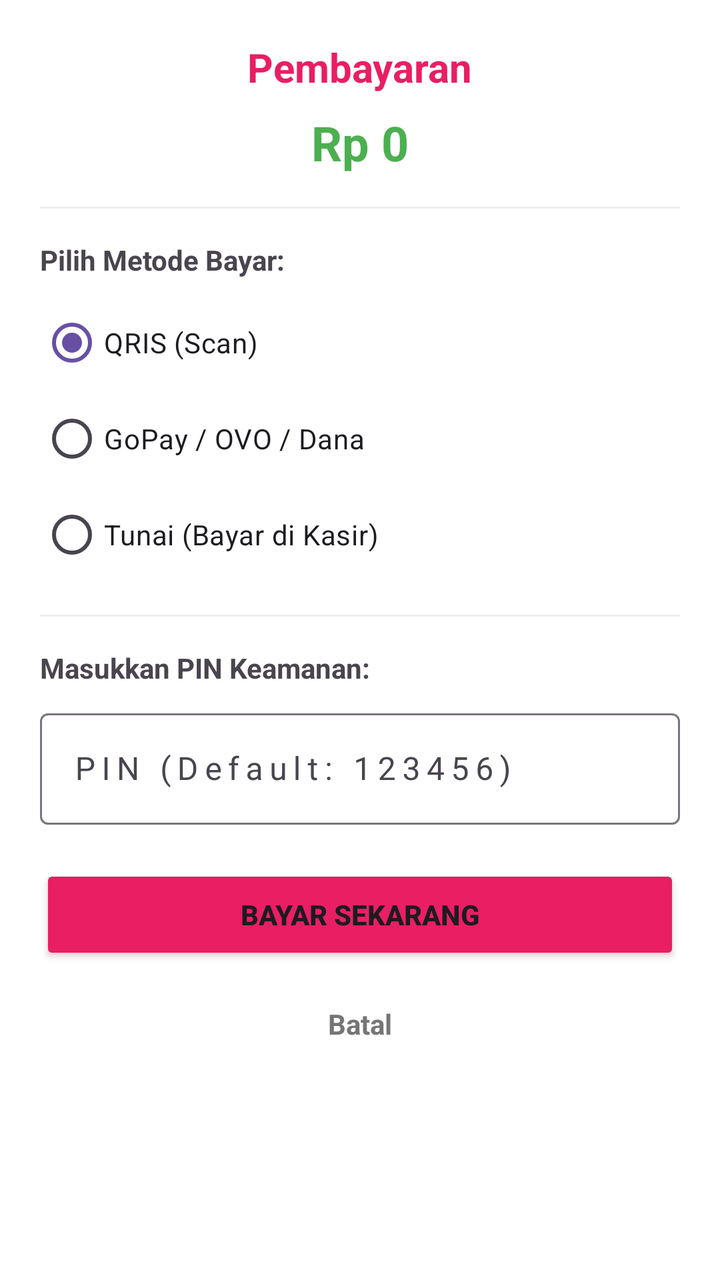
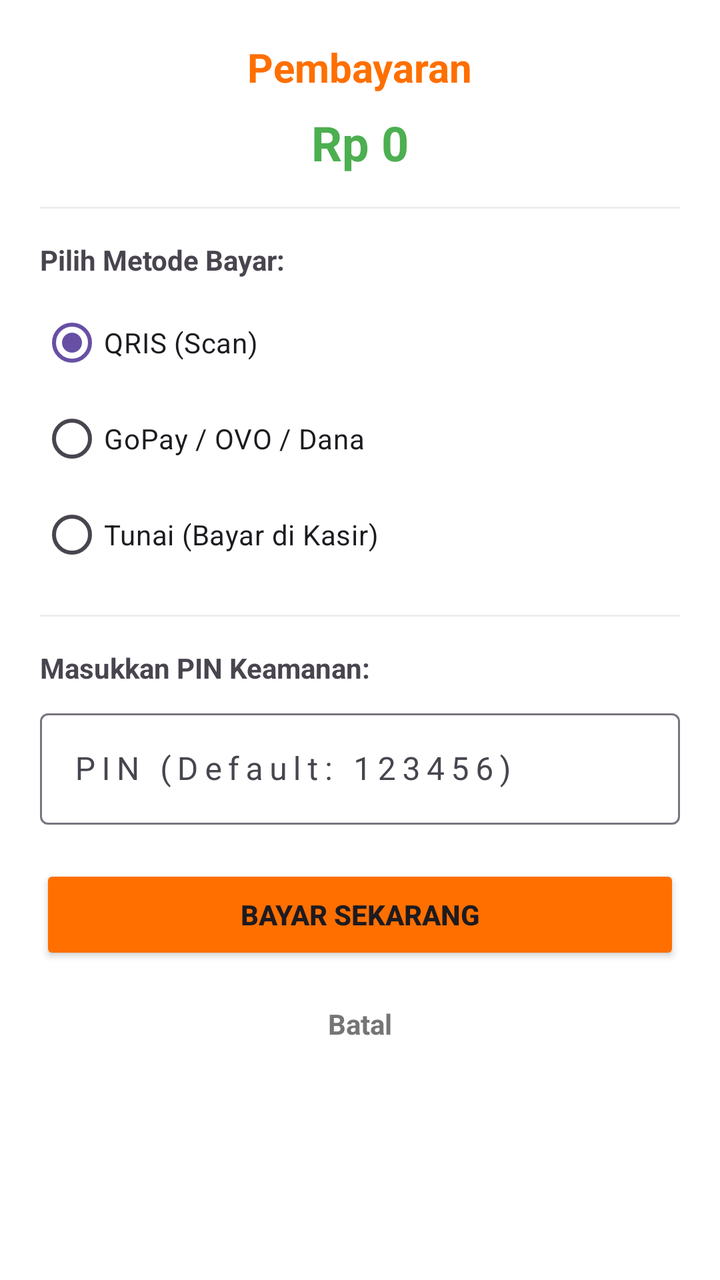

Screens rendered from an Android XML layout before and after an edit, with the pre-edit source and the edit as a unified diff.
<!-- AndroidManifest.xml: application theme Theme.PesanAja -->
<!-- res/layout/payment.xml -->
<?xml version="1.0" encoding="utf-8"?>
<LinearLayout xmlns:android="http://schemas.android.com/apk/res/android"
    android:layout_width="320dp"
    android:layout_height="wrap_content"
    android:background="#FFFFFF"
    android:orientation="vertical"
    android:padding="20dp">

    <TextView
        android:layout_width="wrap_content"
        android:layout_height="wrap_content"
        android:layout_gravity="center"
        android:text="Pembayaran"
        android:textColor="#E91E63"
        android:textSize="20sp"
        android:textStyle="bold" />

    <TextView
        android:id="@+id/tvTotalBayarDialog"
        android:layout_width="wrap_content"
        android:layout_height="wrap_content"
        android:layout_gravity="center"
        android:layout_marginTop="8dp"
        android:text="Rp 0"
        android:textColor="#4CAF50"
        android:textSize="24sp"
        android:textStyle="bold" />

    <View
        android:layout_width="match_parent"
        android:layout_height="1dp"
        android:layout_marginVertical="16dp"
        android:background="#EEEEEE" />

    <TextView
        android:layout_width="wrap_content"
        android:layout_height="wrap_content"
        android:text="Pilih Metode Bayar:"
        android:textStyle="bold"
        android:layout_marginBottom="8dp"/>

    <RadioGroup
        android:id="@+id/rgPaymentMethod"
        android:layout_width="match_parent"
        android:layout_height="wrap_content">

        <RadioButton
            android:id="@+id/rbQris"
            android:layout_width="match_parent"
            android:layout_height="wrap_content"
            android:text="QRIS (Scan)"
            android:checked="true"/>

        <RadioButton
            android:id="@+id/rbGopay"
            android:layout_width="match_parent"
            android:layout_height="wrap_content"
            android:text="GoPay / OVO / Dana"/>

        <RadioButton
            android:id="@+id/rbTunai"
            android:layout_width="match_parent"
            android:layout_height="wrap_content"
            android:text="Tunai (Bayar di Kasir)"/>
    </RadioGroup>

    <View
        android:layout_width="match_parent"
        android:layout_height="1dp"
        android:layout_marginVertical="16dp"
        android:background="#EEEEEE" />

    <TextView
        android:layout_width="wrap_content"
        android:layout_height="wrap_content"
        android:text="Masukkan PIN Keamanan:"
        android:textStyle="bold"/>

    <com.google.android.material.textfield.TextInputLayout
        android:layout_width="match_parent"
        android:layout_height="wrap_content"
        android:layout_marginTop="8dp"
        android:hint="PIN (Default: 123456)">

        <com.google.android.material.textfield.TextInputEditText
            android:id="@+id/etPinPayment"
            android:layout_width="match_parent"
            android:layout_height="wrap_content"
            android:inputType="numberPassword"
            android:maxLength="6"
            android:textAlignment="center"
            android:letterSpacing="0.2"/>
    </com.google.android.material.textfield.TextInputLayout>

    <Button
        android:id="@+id/btnProsesBayar"
        android:layout_width="match_parent"
        android:layout_height="50dp"
        android:layout_marginTop="20dp"
        android:backgroundTint="#E91E63"
        android:text="BAYAR SEKARANG"
        android:textStyle="bold"/>

    <TextView
        android:id="@+id/btnBatalBayar"
        android:layout_width="wrap_content"
        android:layout_height="wrap_content"
        android:layout_gravity="center"
        android:layout_marginTop="12dp"
        android:text="Batal"
        android:textColor="#757575"
        android:textStyle="bold"
        android:padding="8dp"/> </LinearLayout>
<!-- resources referenced by this layout -->
<resources>
  <style name="Theme.PesanAja" parent="Base.Theme.PesanAja" />
  <style name="Base.Theme.PesanAja" parent="Theme.Material3.Light">
          <item name="android:windowNoTitle">true</item>
          <item name="android:windowActionBar">false</item>
      </style>
</resources>

<!-- the commit's change to res/layout/payment.xml (unified diff, before → after) -->
@@ -11,7 +11,7 @@
         android:layout_height="wrap_content"
         android:layout_gravity="center"
         android:text="Pembayaran"
-        android:textColor="#E91E63"
+        android:textColor="#FF6F00"
         android:textSize="20sp"
         android:textStyle="bold" />
 
@@ -97,7 +97,7 @@
         android:layout_width="match_parent"
         android:layout_height="50dp"
         android:layout_marginTop="20dp"
-        android:backgroundTint="#E91E63"
+        android:backgroundTint="#FF6F00"
         android:text="BAYAR SEKARANG"
         android:textStyle="bold"/>
 
